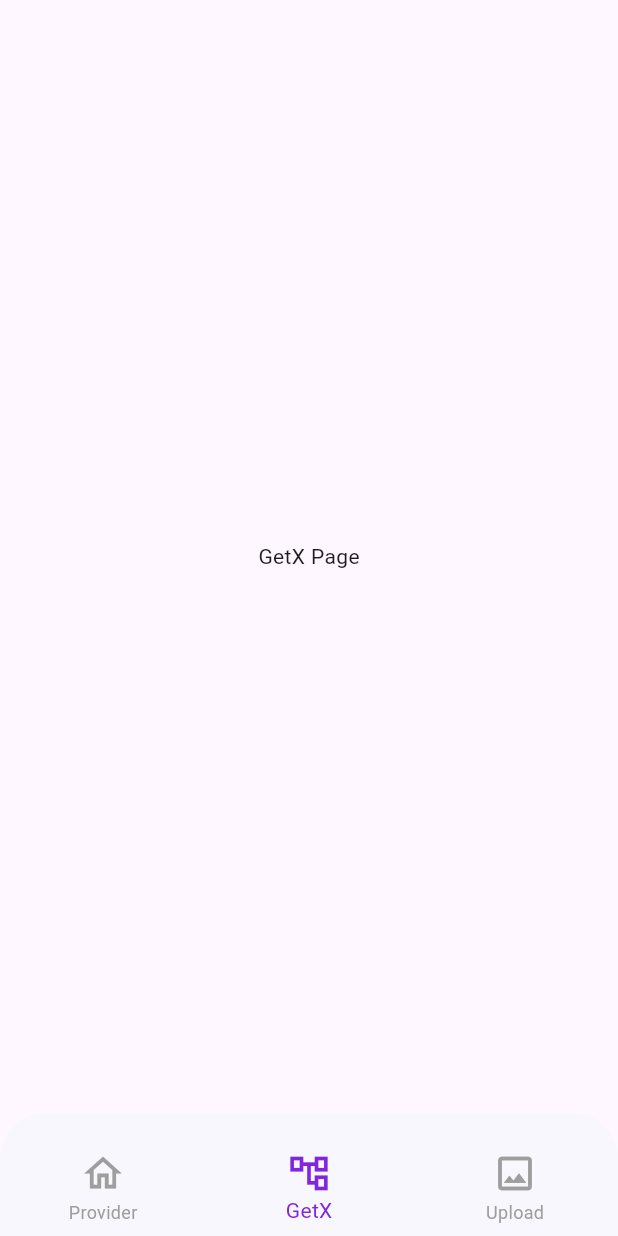
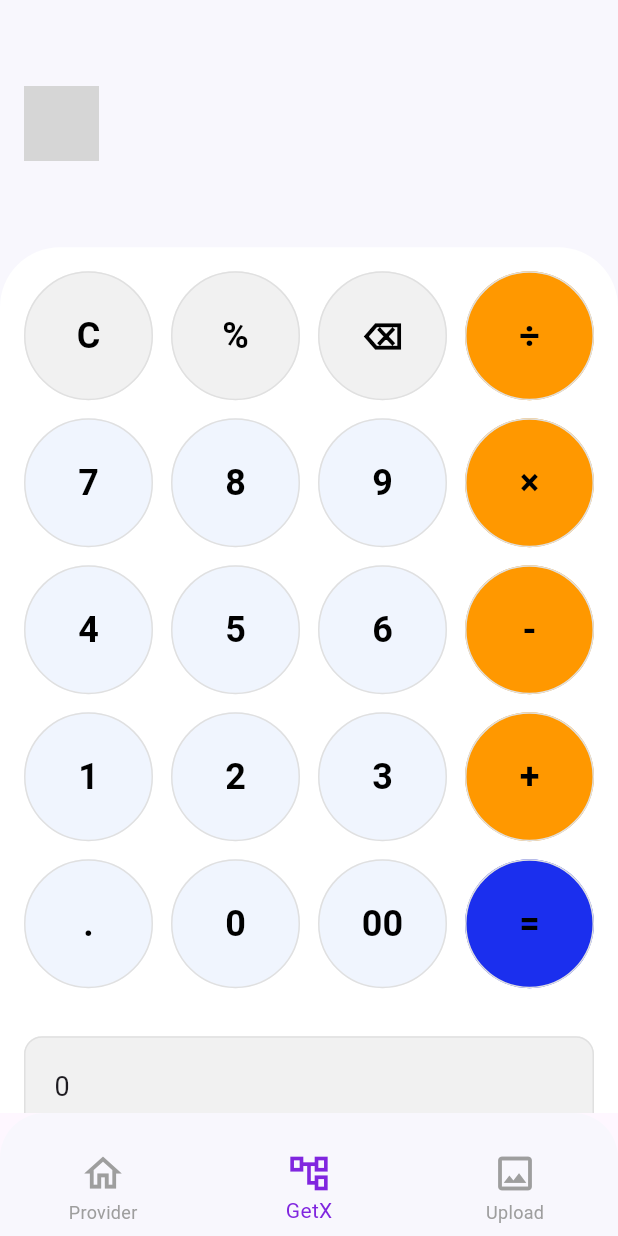
Before and after one commit to GaneshInnovator/RadicalStart-Application-Flutter, a Flutter app: the screen it shows after launch, item 2 of the bottom bar chosen, on a phone screen of 412 x 824 dp. Run offline on Flutter 3.47's test engine with Material 3 defaults, Android fonts, the phone set to English and light mode, and no system bars; our stand-ins replace get, image_picker; network calls fail; grey boxes are pictures that could not be loaded.

Commit message:
Update Model

```diff
--- a/lib/main.dart
+++ b/lib/main.dart
@@ -1,9 +1,19 @@
 import 'package:flutter/material.dart';
-import 'widgets/provider_page.dart'; // Import the ProviderPage
-import 'widgets/upload_page.dart'; // Import the UploadPage
+import 'package:provider/provider.dart';
+import 'package:radicalapp1/widgets/getx_page.dart';
+import 'package:radicalapp1/widgets/upload_page.dart';
+import 'widgets/provider_page.dart';
+import 'widgets/calculator_provider.dart';
 
 void main() {
-  runApp(MyApp());
+  runApp(
+    MultiProvider(
+      providers: [
+        ChangeNotifierProvider(create: (_) => CalculatorProvider()),
+      ],
+      child: MyApp(),
+    ),
+  );
 }
 
 class MyApp extends StatelessWidget {
@@ -17,14 +27,12 @@ class MyApp extends StatelessWidget {
 }
 
 class HomeScreen extends StatelessWidget {
-  // Use ValueNotifier for state management
   final ValueNotifier<int> _selectedIndex = ValueNotifier<int>(0);
 
-  // List of pages
   final List<Widget> _pages = [
-    ProviderPage(), // Provider Page
-    Center(child: Text('GetX Page')), // Placeholder for GetX Page
-    UploadPage(), // Replace placeholder with UploadPage
+    ProviderPage(),
+    GetxPage(),
+    UploadPage(),
   ];
 
   @override
@@ -32,9 +40,7 @@ class HomeScreen extends StatelessWidget {
     return Scaffold(
       body: ValueListenableBuilder<int>(
         valueListenable: _selectedIndex,
-        builder: (context, index, _) {
-          return _pages[index]; // Display the selected page
-        },
+        builder: (context, index, _) => _pages[index],
       ),
       bottomNavigationBar: Container(
         decoration: BoxDecoration(
--- a/lib/widgets/getx_page.dart
+++ b/lib/widgets/getx_page.dart
@@ -0,0 +1,170 @@
+import 'package:flutter/material.dart';
+import 'package:get/get.dart';
+import 'calculator_getx.dart'; // Import the logic file
+
+class GetxPage extends StatelessWidget {
+  final CalculatorLogic _calculator = Get.put(CalculatorLogic());
+
+  void _onButtonPress(String value) {
+    if (RegExp(r'[0-9.]').hasMatch(value) || (value == '+' || value == '-' || value == '÷' || value == '×')) {
+      // Input numbers
+      _calculator.inputNumber(value);
+    } else if (value == 'C') {
+      // Clear the calculator
+      _calculator.clear();
+    } else if (value == '⌫') {
+      // Backspace functionality
+      if (_calculator.displayValue.isNotEmpty) {
+        _calculator.displayValue.value = _calculator.displayValue.value.substring(0, _calculator.displayValue.value.length - 1);
+        if (_calculator.displayValue.value.isEmpty) {
+          _calculator.displayValue.value = '0';
+        }
+      }
+    } else if (value == '=') {
+      // Calculate and display the final result
+      _calculator.calculateResult();
+    } else {
+      // Handle operator input but do not show in TextField
+      _calculator.inputOperator(value);
+    }
+  }
+
+  Widget _buildButton(String text, Color textColor, Color buttonColor) {
+    return ElevatedButton(
+      style: ElevatedButton.styleFrom(
+        backgroundColor: buttonColor,
+        shape: CircleBorder(),
+        padding: EdgeInsets.all(16),
+        elevation: 0,
+        side: BorderSide(color: Colors.grey.shade300, width: 1),
+      ),
+      onPressed: () {
+        _onButtonPress(text);
+      },
+      child: Text(
+        text,
+        style: TextStyle(
+          fontSize: 24,
+          fontWeight: FontWeight.bold,
+          color: textColor,
+        ),
+      ),
+    );
+  }
+
+  @override
+  Widget build(BuildContext context) {
+    return Scaffold(
+      backgroundColor: const Color(0xFFF8F7FD),
+      body: SingleChildScrollView(
+        child: Column(
+          children: [
+            // Company logo section
+            Container(
+              height: MediaQuery.of(context).size.height * 0.2,
+              child: Padding(
+                padding: const EdgeInsets.symmetric(horizontal: 16.0),
+                child: Row(
+                  children: [
+                    Flexible(
+                      child: Image.network(
+                        'https://i.imghippo.com/files/HF5879OEk.png',
+                        height: 50,
+                        fit: BoxFit.contain,
+                      ),
+                    ),
+                  ],
+                ),
+              ),
+            ),
+
+            // Main content with buttons
+            Container(
+              width: double.infinity,
+              decoration: BoxDecoration(
+                color: Colors.white,
+                borderRadius: BorderRadius.only(
+                  topLeft: Radius.circular(40),
+                  topRight: Radius.circular(40),
+                ),
+              ),
+              child: Padding(
+                padding: const EdgeInsets.all(16.0),
+                child: Column(
+                  crossAxisAlignment: CrossAxisAlignment.stretch,
+                  children: [
+                    // Button grid
+                    SizedBox(
+                      height: 500,
+                      child: GridView.count(
+                        crossAxisCount: 4,
+                        crossAxisSpacing: 12,
+                        mainAxisSpacing: 12,
+                        shrinkWrap: true,
+                        physics: NeverScrollableScrollPhysics(),
+                        childAspectRatio: 1.0,
+                        children: [
+                          _buildButton("C", Colors.black, Color(0xFFF1F1F1)),
+                          _buildButton("%", Colors.black, Color(0xFFF1F1F1)),
+                          _buildButton("⌫", Colors.black, Color(0xFFF1F1F1)),
+                          _buildButton("÷", Colors.black, Colors.orange),
+                          _buildButton("7", Colors.black, Color(0xFFF0F5FE)),
+                          _buildButton("8", Colors.black, Color(0xFFF0F5FE)),
+                          _buildButton("9", Colors.black, Color(0xFFF0F5FE)),
+                          _buildButton("×", Colors.black, Colors.orange),
+                          _buildButton("4", Colors.black, Color(0xFFF0F5FE)),
+                          _buildButton("5", Colors.black, Color(0xFFF0F5FE)),
+                          _buildButton("6", Colors.black, Color(0xFFF0F5FE)),
+                          _buildButton("-", Colors.black, Colors.orange),
+                          _buildButton("1", Colors.black, Color(0xFFF0F5FE)),
+                          _buildButton("2", Colors.black, Color(0xFFF0F5FE)),
+                          _buildButton("3", Colors.black, Color(0xFFF0F5FE)),
+                          _buildButton("+", Colors.black, Colors.orange),
+                          _buildButton(".", Colors.black, Color(0xFFF0F5FE)),
+                          _buildButton("0", Colors.black, Color(0xFFF0F5FE)),
+                          _buildButton("00", Colors.black, Color(0xFFF0F5FE)),
+                          _buildButton("=", Colors.black, Color(0xFF1B2FEE)),
+                        ],
+                      ),
+                    ),
+
+                    // TextField for result display
+                    SizedBox(height: 10),
+                    Container(
+                      child: Obx(() {
+                        return TextField(
+                          maxLines: 3,
+                          decoration: InputDecoration(
+                            filled: true,
+                            fillColor: const Color(0xFFF1F1F1),
+                            border: OutlineInputBorder(
+                              borderRadius: BorderRadius.circular(15),
+                              borderSide: BorderSide(color: Colors.grey.shade300),
+                            ),
+                            enabledBorder: OutlineInputBorder(
+                              borderRadius: BorderRadius.circular(12),
+                              borderSide: BorderSide(color: Colors.grey.shade300),
+                            ),
+                            contentPadding: EdgeInsets.symmetric(
+                              vertical: 20,
+                              horizontal: 16,
+                            ),
+                          ),
+                          controller: TextEditingController(
+                            text: _calculator.displayValue.value, // Reactive display
+                          ),
+                          readOnly: true,
+                          style: TextStyle(fontSize: 18),
+                        );
+                      }),
+                    ),
+                  ],
+                ),
+              ),
+            ),
+          ],
+        ),
+      ),
+    );
+  }
+}
--- a/pubspec.yaml
+++ b/pubspec.yaml
@@ -36,6 +36,9 @@ dependencies:
   # Use with the CupertinoIcons class for iOS style icons.
   cupertino_icons: ^1.0.8
   image_picker: ^0.8.7+4
+  provider: any
+  expressions: any
+  get: any
 
 dev_dependencies:
   flutter_test:
```
Also changed, not shown: lib/widgets/calculator_getx.dart (added, +30 -0 lines), lib/widgets/calculator_logic.dart (deleted, +0 -71 lines), lib/widgets/calculator_provider.dart (added, +158 -0 lines), lib/widgets/provider_page.dart (+45 -88 lines), pubspec.lock.
